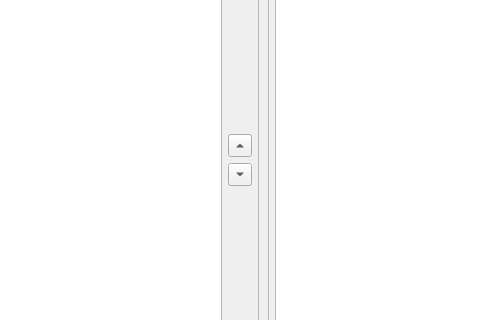
Qt form Resources/ui/Design.ui (geolta/FreeCAD-Ribbon) before a commit; both pictures show x 305 to 785 and y 243 to 563 of the 940 by 724 pixel window.
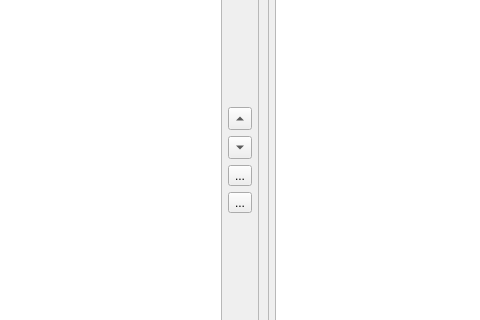
The same form after that commit. The open tabs and pages were chosen to show the change. Icons and pictures are not drawn.

Commit message: Start implentation of separators in panels

Diff of the .ui file:
```diff
--- a/Resources/ui/Design.ui
+++ b/Resources/ui/Design.ui
@@ -1261,6 +1261,28 @@
                </property>
               </widget>
              </item>
+             <item>
+              <widget class="QToolButton" name="AddSeparator">
+               <property name="text">
+                <string>...</string>
+               </property>
+               <property name="icon">
+                <iconset>
+                 <normaloff>../icons/+ sign.svg</normaloff>../icons/+ sign.svg</iconset>
+               </property>
+              </widget>
+             </item>
+             <item>
+              <widget class="QToolButton" name="RemoveSeparator">
+               <property name="text">
+                <string>...</string>
+               </property>
+               <property name="icon">
+                <iconset>
+                 <normaloff>../icons/- sign.svg</normaloff>../icons/- sign.svg</iconset>
+               </property>
+              </widget>
+             </item>
              <item>
               <spacer name="verticalSpacer_8">
                <property name="orientation">
```
Left out of the diff: 2 changed lines with no effect on the pictures. The commit also changes 5 other files.
